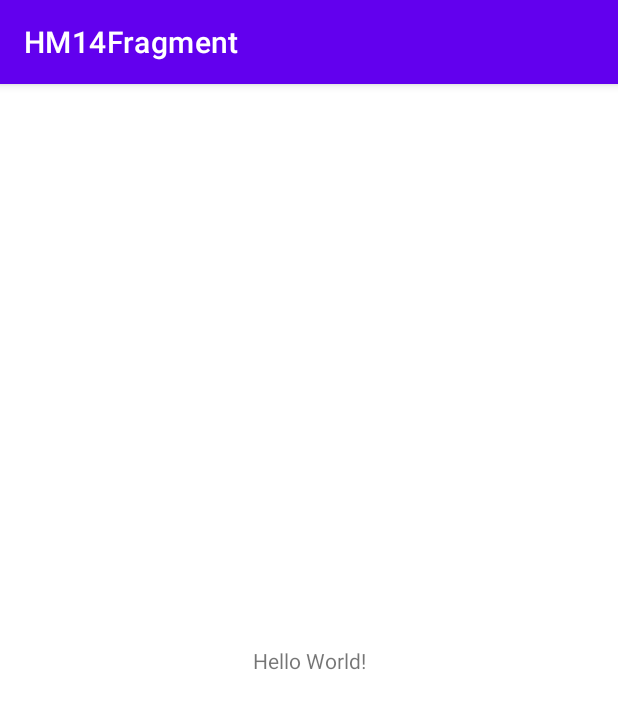
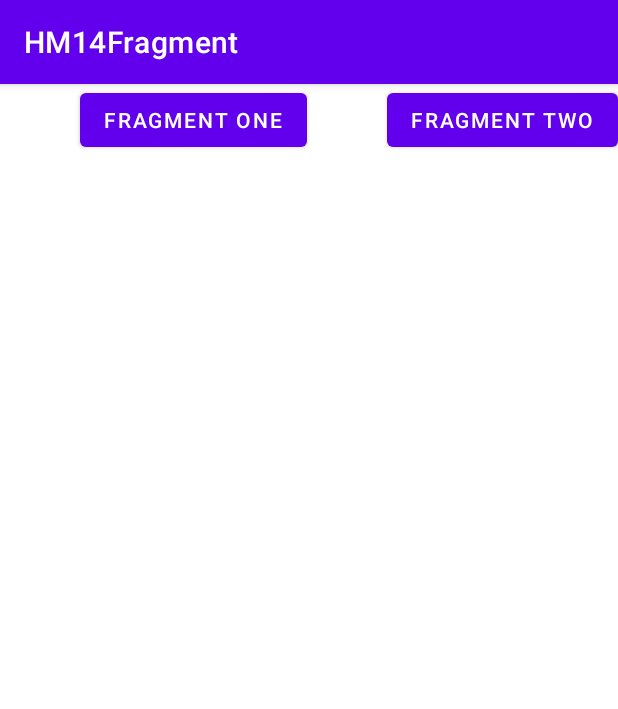
Before and after one commit to Raza023/MobileComputing, an Android app: the screen it shows after launch (MainActivity), on a phone screen of 412 x 824 dp. Shown: the top 709 px of the screen. Run offline under Robolectric (Android 15) with nearby library versions, the phone set to English and light mode, and no system bars.

Commit message:
HM14 - Fragment
Fragment One added

```diff
--- a/HM14Fragment/app/build.gradle
+++ b/HM14Fragment/app/build.gradle
@@ -3,7 +3,7 @@ plugins {
 }
 
 android {
-    compileSdk 32
+    compileSdk 33
 
     defaultConfig {
         applicationId "com.ultralegends.hm14fragment"
--- a/HM14Fragment/app/src/main/res/layout/activity_main.xml
+++ b/HM14Fragment/app/src/main/res/layout/activity_main.xml
@@ -6,13 +6,20 @@
     android:layout_height="match_parent"
     tools:context=".MainActivity">
 
-    <TextView
+    <Button
+        android:id="@+id/btnOne"
         android:layout_width="wrap_content"
         android:layout_height="wrap_content"
-        android:text="Hello World!"
-        app:layout_constraintBottom_toBottomOf="parent"
-        app:layout_constraintEnd_toEndOf="parent"
+        android:text="Fragment one"
+        app:layout_constraintEnd_toStartOf="@+id/btnTwo"
         app:layout_constraintStart_toStartOf="parent"
         app:layout_constraintTop_toTopOf="parent" />
 
+    <Button
+        android:id="@+id/btnTwo"
+        android:layout_width="wrap_content"
+        android:layout_height="wrap_content"
+        android:text="Fragment two"
+        app:layout_constraintEnd_toEndOf="parent"
+        app:layout_constraintTop_toTopOf="parent" />
 </androidx.constraintlayout.widget.ConstraintLayout>
--- a/HM14Fragment/app/src/main/res/values/strings.xml
+++ b/HM14Fragment/app/src/main/res/values/strings.xml
@@ -1,3 +1,5 @@
 <resources>
     <string name="app_name">HM14Fragment</string>
+    <!-- TODO: Remove or change this placeholder text -->
+    <string name="hello_blank_fragment">Hello blank fragment</string>
 </resources>
--- a/HM14Fragment/build.gradle
+++ b/HM14Fragment/build.gradle
@@ -1,7 +1,7 @@
 // Top-level build file where you can add configuration options common to all sub-projects/modules.
 plugins {
-    id 'com.android.application' version '7.2.1' apply false
-    id 'com.android.library' version '7.2.1' apply false
+    id 'com.android.application' version '7.2.2' apply false
+    id 'com.android.library' version '7.2.2' apply false
 }
 
 task clean(type: Delete) {
```
Also changed, not shown: HM14Fragment/app/src/main/java/com/ultralegends/hm14fragment/FragmentOne.java (added, +64 -0 lines), HM14Fragment/app/src/main/res/layout/fragment_one.xml (added, +14 -0 lines).
